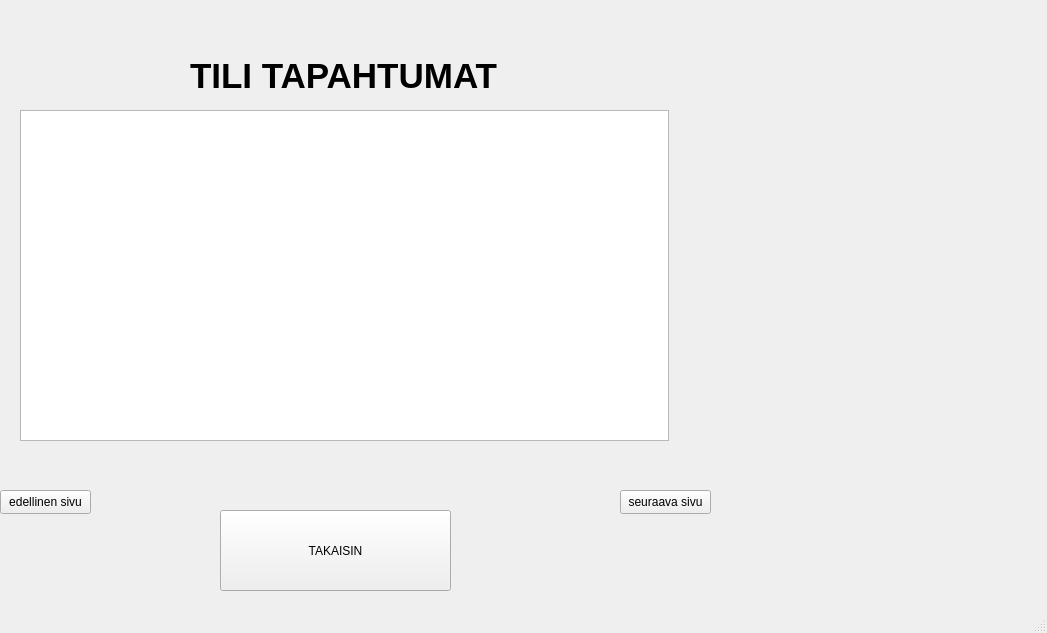
Before: the Qt Designer form bank-automat/mainwindow.ui in tvt23-pankkiprojekti/SPO_Group1, drawn with Qt 5.
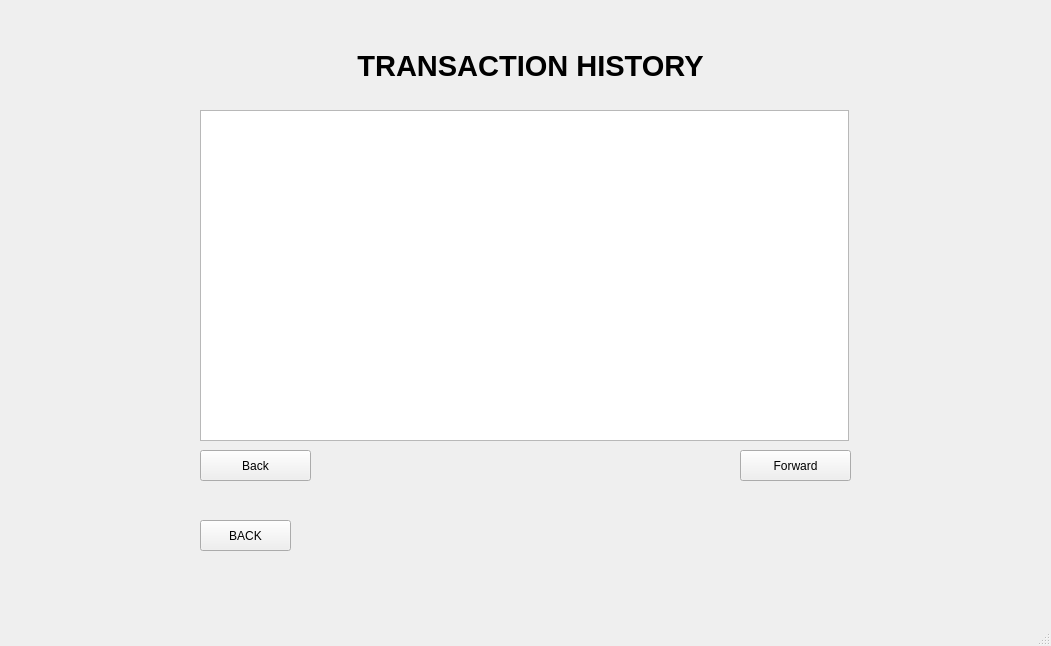
After: the same form once the commit is applied. The open tabs and pages were chosen to show the change. Icons and pictures are not drawn.

Diff of the .ui file:
```diff
--- a/bank-automat/mainwindow.ui
+++ b/bank-automat/mainwindow.ui
@@ -6,8 +6,8 @@
    <rect>
     <x>0</x>
     <y>0</y>
-    <width>1047</width>
-    <height>633</height>
+    <width>1051</width>
+    <height>646</height>
    </rect>
   </property>
   <property name="windowTitle">
@@ -358,71 +358,88 @@
      <widget class="QLabel" name="label_14">
       <property name="geometry">
        <rect>
-        <x>190</x>
-        <y>20</y>
-        <width>381</width>
+        <x>270</x>
+        <y>10</y>
+        <width>521</width>
         <height>91</height>
        </rect>
       </property>
       <property name="font">
        <font>
-        <pointsize>26</pointsize>
+        <family>Segoe UI</family>
+        <pointsize>22</pointsize>
+        <italic>false</italic>
         <bold>true</bold>
        </font>
       </property>
+      <property name="styleSheet">
+       <string notr="true">font: 700 22pt &quot;Segoe UI&quot;;</string>
+      </property>
       <property name="text">
-       <string>TILI TAPAHTUMAT</string>
+       <string>TRANSACTION HISTORY</string>
       </property>
       <property name="scaledContents">
        <bool>false</bool>
       </property>
+      <property name="alignment">
+       <set>Qt::AlignCenter</set>
+      </property>
      </widget>
      <widget class="QPushButton" name="btnTakaisin2">
       <property name="geometry">
        <rect>
-        <x>220</x>
-        <y>500</y>
-        <width>231</width>
-        <height>81</height>
+        <x>200</x>
+        <y>510</y>
+        <width>91</width>
+        <height>31</height>
        </rect>
       </property>
+      <property name="styleSheet">
+       <string notr="true">font: 600 11pt &quot;Segoe UI&quot;;</string>
+      </property>
       <property name="text">
-       <string>TAKAISIN</string>
+       <string>BACK</string>
       </property>
      </widget>
      <widget class="QPushButton" name="nextButton">
       <property name="geometry">
        <rect>
-        <x>620</x>
-        <y>480</y>
-        <width>91</width>
-        <height>24</height>
+        <x>740</x>
+        <y>440</y>
+        <width>111</width>
+        <height>31</height>
        </rect>
       </property>
       <property name="mouseTracking">
        <bool>false</bool>
       </property>
+      <property name="styleSheet">
+       <string notr="true">font: 10pt &quot;Segoe UI&quot;;</string>
+      </property>
       <property name="text">
-       <string>seuraava sivu</string>
+       <string>Forward</string>
       </property>
      </widget>
      <widget class="QPushButton" name="previousButton">
       <property name="geometry">
        <rect>
-        <x>0</x>
-        <y>480</y>
-        <width>91</width>
-        <height>24</height>
+        <x>200</x>
+        <y>440</y>
+        <width>111</width>
+        <height>31</height>
        </rect>
       </property>
+      <property name="styleSheet">
+       <string notr="true">font: 10pt &quot;Segoe UI&quot;;</string>
+      </property>
       <property name="text">
-       <string>edellinen sivu</string>
+       <string>Back</string>
       </property>
      </widget>
      <widget class="QTableView" name="tableView">
       <property name="geometry">
        <rect>
-        <x>20</x>
+        <x>200</x>
         <y>100</y>
         <width>649</width>
         <height>331</height>
```
Left out of the diff: 78 changed lines with no effect on the pictures.
